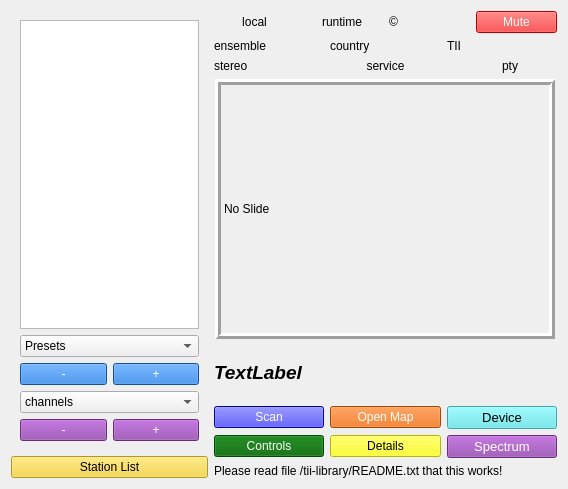
This is forms/dabradio.ui in tomneda/DABstar as Qt 5 draws it before an edit. The edited form follows.
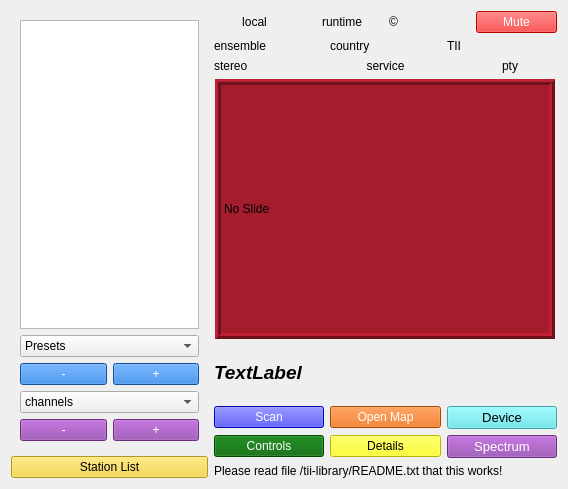
This is the edited form. Custom widgets are drawn as their Qt base class.

Commit message: Add red picture frame

The edit to the form file:
```diff
--- a/forms/dabradio.ui
+++ b/forms/dabradio.ui
@@ -308,6 +308,9 @@
            <height>260</height>
           </size>
          </property>
+         <property name="styleSheet">
+          <string notr="true">background-color: rgb(165, 29, 45);</string>
+         </property>
          <property name="frameShape">
           <enum>QFrame::Box</enum>
          </property>
```
